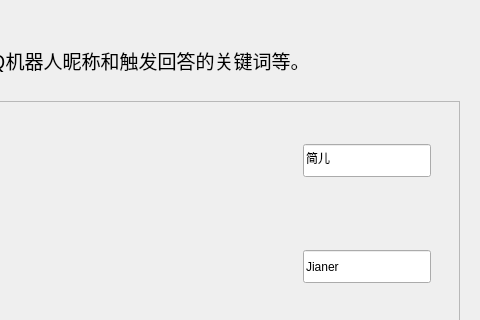
First picture: the form in UI/JianerSetupBasic.ui, repository ValkyrieEY/Xiaoyi_QQ, before the edit; both pictures show x 404 to 884 and y 97 to 417 of the 884 by 945 pixel window.
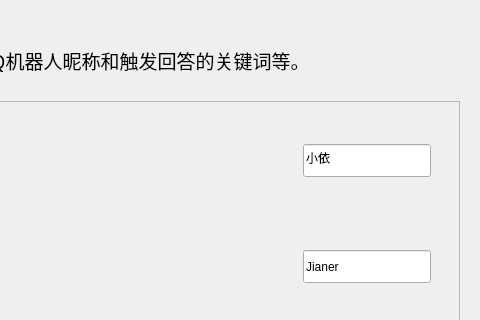
Second picture: the form after the edit. Custom widgets are drawn as their Qt base class.

The edit to the form file:
```diff
--- a/UI/JianerSetupBasic.ui
+++ b/UI/JianerSetupBasic.ui
@@ -615,7 +615,7 @@
                    </size>
                   </property>
                   <property name="text">
-                   <string>简儿</string>
+                   <string>小依</string>
                   </property>
                  </widget>
                 </item>
```
Left out of the diff: 2 changed lines with no effect on the pictures.
